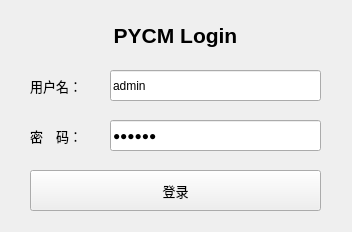
Before: the Qt Designer form Console/UI/LoginUI.ui in yang-zhongtian/PYCM, drawn with Qt 5.
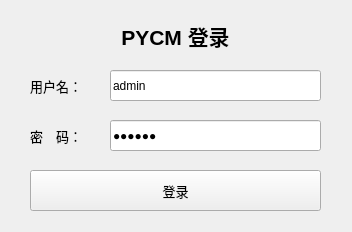
After: the same form once the commit is applied. Icons and pictures are not drawn.

What changed in the file:
```diff
--- a/Console/UI/LoginUI.ui
+++ b/Console/UI/LoginUI.ui
@@ -76,7 +76,7 @@
     </font>
    </property>
    <property name="text">
-    <string>PYCM Login</string>
+    <string>PYCM 登录</string>
    </property>
    <property name="alignment">
     <set>Qt::AlignCenter</set>
```
